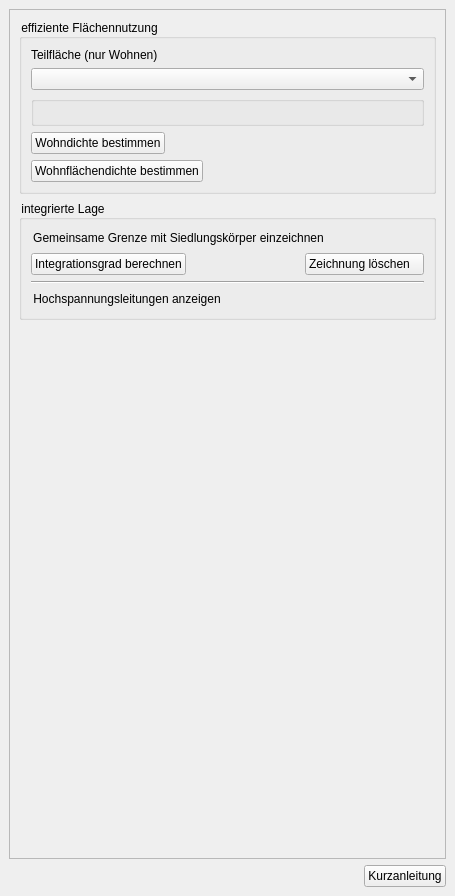
This is projektchecktools/ui/ProjektCheck_dockwidget_analysis_05-Fl.ui in projektcheck/ProjektCheck-QGIS as Qt 5 draws it before an edit. The edited form follows.
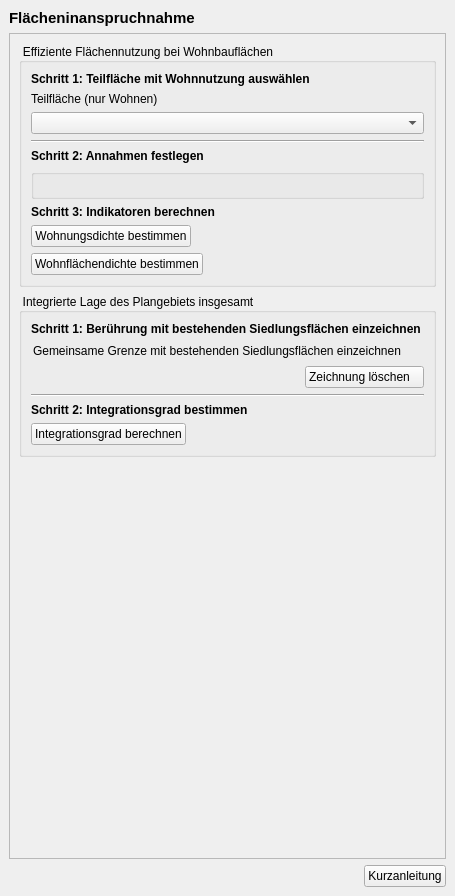
This is the edited form. Icons and pictures are not drawn. Custom widgets are drawn as their Qt base class.

Commit message: UI changes (design, formatting, tooltips etc...)

What changed in the file:
```diff
--- a/projektchecktools/ui/ProjektCheck_dockwidget_analysis_05-Fl.ui
+++ b/projektchecktools/ui/ProjektCheck_dockwidget_analysis_05-Fl.ui
@@ -57,6 +57,20 @@
   </property>
   <widget class="QWidget" name="dockWidgetContents">
    <layout class="QVBoxLayout" name="verticalLayout">
+    <item>
+     <widget class="QLabel" name="label_10">
+      <property name="font">
+       <font>
+        <pointsize>11</pointsize>
+        <weight>75</weight>
+        <bold>true</bold>
+       </font>
+      </property>
+      <property name="text">
+       <string>Flächeninanspruchnahme</string>
+      </property>
+     </widget>
+    </item>
     <item>
      <widget class="QScrollArea" name="scrollArea_5">
       <property name="widgetResizable">
@@ -68,19 +82,32 @@
          <x>0</x>
          <y>0</y>
          <width>435</width>
-         <height>822</height>
+         <height>798</height>
         </rect>
        </property>
        <layout class="QVBoxLayout" name="verticalLayout_2">
         <item>
          <widget class="QgsCollapsibleGroupBox" name="mGroupBox">
           <property name="title">
-           <string>effiziente Flächennutzung</string>
+           <string>Effiziente Flächennutzung bei Wohnbauflächen</string>
           </property>
           <property name="collapsed">
            <bool>true</bool>
           </property>
           <layout class="QVBoxLayout" name="verticalLayout_3">
+           <item>
+            <widget class="QLabel" name="label">
+             <property name="font">
+              <font>
+               <weight>75</weight>
+               <bold>true</bold>
+              </font>
+             </property>
+             <property name="text">
+              <string>Schritt 1: Teilfläche mit Wohnnutzung auswählen</string>
+             </property>
+            </widget>
+           </item>
            <item>
             <widget class="QLabel" name="label_4">
              <property name="text">
@@ -91,6 +118,26 @@
            <item>
             <widget class="QComboBox" name="area_combo"/>
            </item>
+           <item>
+            <widget class="Line" name="line_2">
+             <property name="orientation">
+              <enum>Qt::Horizontal</enum>
+             </property>
+            </widget>
+           </item>
+           <item>
+            <widget class="QLabel" name="label_2">
+             <property name="font">
+              <font>
+               <weight>75</weight>
+               <bold>true</bold>
+              </font>
+             </property>
+             <property name="text">
+              <string>Schritt 2: Annahmen festlegen</string>
+             </property>
+            </widget>
+           </item>
            <item>
             <widget class="QGroupBox" name="parameter_group">
              <property name="font">
@@ -107,6 +154,19 @@
              <layout class="QVBoxLayout" name="verticalLayout_5"/>
             </widget>
            </item>
+           <item>
+            <widget class="QLabel" name="label_3">
+             <property name="font">
+              <font>
+               <weight>75</weight>
+               <bold>true</bold>
+              </font>
+             </property>
+             <property name="text">
+              <string>Schritt 3: Indikatoren berechnen</string>
+             </property>
+            </widget>
+           </item>
            <item>
             <widget class="QPushButton" name="calculate_density_button">
              <property name="sizePolicy">
@@ -122,7 +182,7 @@
               <enum>Qt::LeftToRight</enum>
              </property>
              <property name="text">
-              <string>Wohndichte bestimmen</string>
+              <string>Wohnungsdichte bestimmen</string>
              </property>
              <property name="icon">
               <iconset>
@@ -162,12 +222,25 @@
         <item>
          <widget class="QgsCollapsibleGroupBox" name="mGroupBox_2">
           <property name="title">
-           <string>integrierte Lage</string>
+           <string>Integrierte Lage des Plangebiets insgesamt</string>
           </property>
           <property name="collapsed">
            <bool>true</bool>
           </property>
           <layout class="QVBoxLayout" name="verticalLayout_4">
+           <item>
+            <widget class="QLabel" name="label_5">
+             <property name="font">
+              <font>
+               <weight>75</weight>
+               <bold>true</bold>
+              </font>
+             </property>
+             <property name="text">
+              <string>Schritt 1: Berührung mit bestehenden Siedlungsflächen einzeichnen</string>
+             </property>
+            </widget>
+           </item>
            <item>
             <widget class="QPushButton" name="draw_border_button">
              <property name="sizePolicy">
@@ -183,7 +256,7 @@
               <string>&lt;html&gt;&lt;head/&gt;&lt;body&gt;&lt;p&gt;&lt;span style=&quot; font-weight:600;&quot;&gt;Gemeinsame Grenze mit Siedlungskörper einzeichnen&lt;/span&gt;&lt;/p&gt;&lt;p&gt;Markieren der Abschnitte der Außenkante des Plangebiets, die an eine bestehende Siedlungsfläche angrenzen.&lt;/p&gt;&lt;/body&gt;&lt;/html&gt;</string>
              </property>
              <property name="text">
-              <string>Gemeinsame Grenze mit Siedlungskörper einzeichnen</string>
+              <string>Gemeinsame Grenze mit bestehenden Siedlungsflächen einzeichnen</string>
              </property>
              <property name="icon">
               <iconset>
@@ -208,35 +281,12 @@
             </widget>
            </item>
            <item>
-            <layout class="QHBoxLayout" name="horizontalLayout_2">
+            <layout class="QHBoxLayout" name="horizontalLayout_3">
              <property name="topMargin">
               <number>0</number>
              </property>
              <item>
-              <widget class="QPushButton" name="calculate_integration_button">
-               <property name="sizePolicy">
-                <sizepolicy hsizetype="Fixed" vsizetype="Fixed">
-                 <horstretch>0</horstretch>
-                 <verstretch>0</verstretch>
-                </sizepolicy>
-               </property>
-               <property name="toolTip">
-                <string>&lt;html&gt;&lt;head/&gt;&lt;body&gt;&lt;p&gt;&lt;span style=&quot; font-weight:600;&quot;&gt;Integrationsgrad berechnen&lt;/span&gt;&lt;/p&gt;&lt;p&gt;Ermittelt den Integrationsgrad des Plangebiets, d.h. den Anteil der Außenkante des Plangebiets, der an eine bestehende Siedlungsfläche angrenzt.&lt;/p&gt;&lt;/body&gt;&lt;/html&gt;</string>
-               </property>
-               <property name="layoutDirection">
-                <enum>Qt::LeftToRight</enum>
-               </property>
-               <property name="text">
-                <string>Integrationsgrad berechnen</string>
-               </property>
-               <property name="icon">
-                <iconset>
-                 <normaloff>../../images/iconset_mob/20190619_iconset_mob_calculate_statistics_1.png</normaloff>../../images/iconset_mob/20190619_iconset_mob_calculate_statistics_1.png</iconset>
-               </property>
-              </widget>
-             </item>
-             <item>
-              <spacer name="horizontalSpacer">
+              <spacer name="horizontalSpacer_2">
                <property name="orientation">
                 <enum>Qt::Horizontal</enum>
                </property>
@@ -259,6 +309,9 @@
                <property name="toolTip">
                 <string>&lt;html&gt;&lt;head/&gt;&lt;body&gt;&lt;p&gt;&lt;span style=&quot; font-weight:600;&quot;&gt;Zeichnung löschen&lt;/span&gt;&lt;/p&gt;&lt;p&gt;Löscht die von Ihnen bereits gezeichneten Abschnitte, in denen die Außenkante Ihres Plangebiets an eine bestehende Siedlungsfläche angrenzt.&lt;/p&gt;&lt;/body&gt;&lt;/html&gt;</string>
                </property>
+               <property name="layoutDirection">
+                <enum>Qt::LeftToRight</enum>
+               </property>
                <property name="text">
                 <string>Zeichnung löschen   </string>
                </property>
@@ -287,44 +340,61 @@
             </widget>
            </item>
            <item>
-            <widget class="QPushButton" name="power_lines_button">
-             <property name="sizePolicy">
-              <sizepolicy hsizetype="Fixed" vsizetype="Fixed">
-               <horstretch>0</horstretch>
-               <verstretch>0</verstretch>
-              </sizepolicy>
-             </property>
-             <property name="cursor">
-              <cursorShape>PointingHandCursor</cursorShape>
-             </property>
-             <property name="toolTip">
-              <string>&lt;html&gt;&lt;head/&gt;&lt;body&gt;&lt;p&gt;&lt;span style=&quot; font-weight:600;&quot;&gt;Hochspannungsleitungen&lt;/span&gt;&lt;/p&gt;&lt;p&gt;Blendet einen Layer mit den Hochspannungsfreileitungen ein. Quelle: GeoBasis-DE / BKG (2019) Datenlizenz 'Deutschland – Namensnennung – Version 2.0' Lizenztext unter www.govdata.de/dl-de/by-2-0&lt;/p&gt;&lt;/body&gt;&lt;/html&gt;</string>
-             </property>
-             <property name="layoutDirection">
-              <enum>Qt::LeftToRight</enum>
+            <widget class="QLabel" name="label_6">
+             <property name="font">
+              <font>
+               <weight>75</weight>
+               <bold>true</bold>
+              </font>
              </property>
              <property name="text">
-              <string>Hochspannungsleitungen anzeigen</string>
-             </property>
-             <property name="icon">
-              <iconset>
-               <normaloff>../../images/iconset_mob/20190619_iconset_mob_pylon_2.png</normaloff>
-               <normalon>../../images/iconset_mob/20190619_iconset_mob_pylon_1.png</normalon>../../images/iconset_mob/20190619_iconset_mob_pylon_2.png</iconset>
-             </property>
-             <property name="iconSize">
-              <size>
-               <width>24</width>
-               <height>24</height>
-              </size>
-             </property>
-             <property name="checkable">
-              <bool>true</bool>
-             </property>
-             <property name="flat">
-              <bool>true</bool>
+              <string>Schritt 2: Integrationsgrad bestimmen</string>
              </property>
             </widget>
            </item>
+           <item>
+            <layout class="QHBoxLayout" name="horizontalLayout_2">
+             <property name="topMargin">
+              <number>0</number>
+             </property>
+             <item>
+              <widget class="QPushButton" name="calculate_integration_button">
+               <property name="sizePolicy">
+                <sizepolicy hsizetype="Fixed" vsizetype="Fixed">
+                 <horstretch>0</horstretch>
+                 <verstretch>0</verstretch>
+                </sizepolicy>
+               </property>
+               <property name="toolTip">
+                <string>&lt;html&gt;&lt;head/&gt;&lt;body&gt;&lt;p&gt;&lt;span style=&quot; font-weight:600;&quot;&gt;Integrationsgrad berechnen&lt;/span&gt;&lt;/p&gt;&lt;p&gt;Ermittelt den Integrationsgrad des Plangebiets, d.h. den Anteil der Außenkante des Plangebiets, der an eine bestehende Siedlungsfläche angrenzt.&lt;/p&gt;&lt;/body&gt;&lt;/html&gt;</string>
+               </property>
+               <property name="layoutDirection">
+                <enum>Qt::LeftToRight</enum>
+               </property>
+               <property name="text">
+                <string>Integrationsgrad berechnen</string>
+               </property>
+               <property name="icon">
+                <iconset>
+                 <normaloff>../../images/iconset_mob/20190619_iconset_mob_calculate_statistics_1.png</normaloff>../../images/iconset_mob/20190619_iconset_mob_calculate_statistics_1.png</iconset>
+               </property>
+              </widget>
+             </item>
+             <item>
+              <spacer name="horizontalSpacer">
+               <property name="orientation">
+                <enum>Qt::Horizontal</enum>
+               </property>
+               <property name="sizeHint" stdset="0">
+                <size>
+                 <width>40</width>
+                 <height>20</height>
+                </size>
+               </property>
+              </spacer>
+             </item>
+            </layout>
+           </item>
           </layout>
          </widget>
         </item>
```
Left out of the diff: 8 changed lines with no effect on the pictures. The commit also changes 2 other files.
